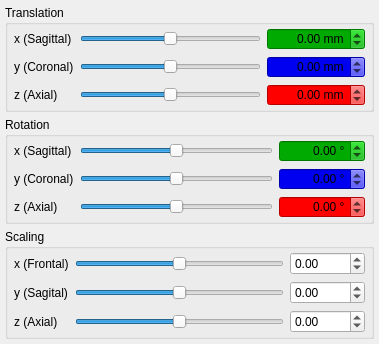
Above: Modules/MatchPointRegistrationUI/Qmitk/QmitkRegistrationManipulationWidget.ui from MITK/MITK before the change. Below: the same form after it.
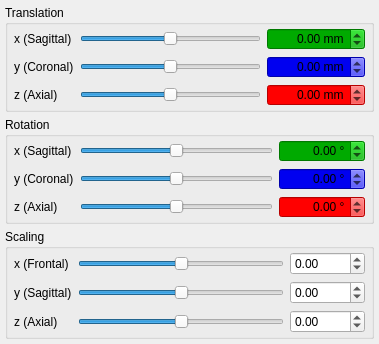
That is the form after the change.

Commit message:
Remove misspelled "sagital" in miscellaneous files
Replace with "sagittal" to be consistent with other view
directions inside MITK.

The edit to the form file:
```diff
--- a/Modules/MatchPointRegistrationUI/Qmitk/QmitkRegistrationManipulationWidget.ui
+++ b/Modules/MatchPointRegistrationUI/Qmitk/QmitkRegistrationManipulationWidget.ui
@@ -455,7 +455,7 @@
       <item row="2" column="0">
        <widget class="QLabel" name="label_9">
         <property name="text">
-         <string>y (Sagital)</string>
+         <string>y (Sagittal)</string>
         </property>
        </widget>
       </item>
```
The commit also changes 14 other files.
